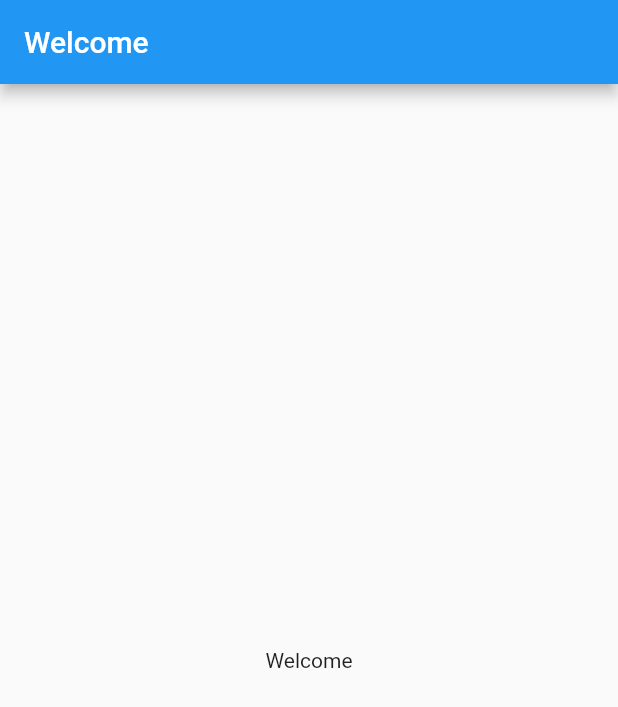
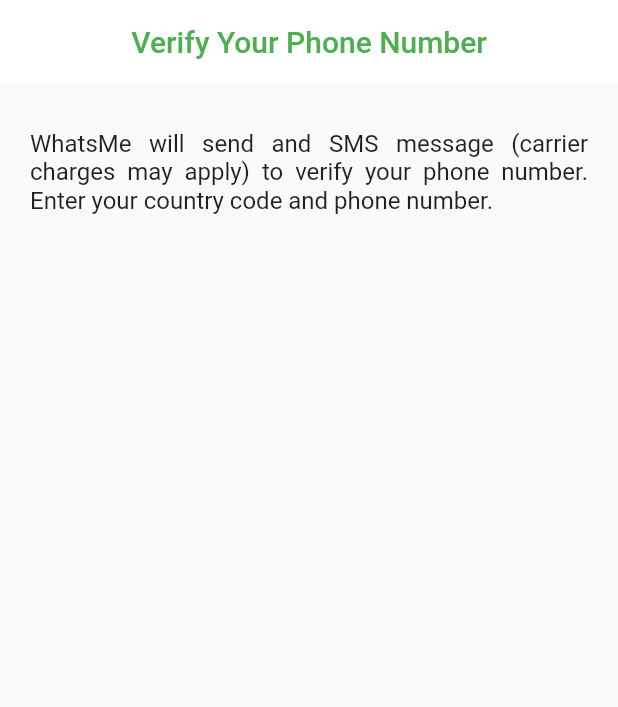
Before and after one commit to ardi27/WhatsMe, a Flutter app: the screen it shows after launch, on a phone screen of 412 x 824 dp. Shown: the top 707 px of the screen. Run offline on Flutter 3.47's test engine with Material 2 defaults, Android fonts, the phone set to English and light mode, and no system bars.

Commit message:
register screen (partial)

```diff
--- a/lib/main.dart
+++ b/lib/main.dart
@@ -1,4 +1,5 @@
 import 'package:flutter/material.dart';
+import 'package:whatsme/presentation/screens/splash_screen.dart';
 
 void main() {
   runApp(MyApp());
@@ -9,21 +10,13 @@ class MyApp extends StatelessWidget {
   @override
   Widget build(BuildContext context) {
     return MaterialApp(
+      debugShowCheckedModeBanner: false,
       title: "WhatsMe",
       theme: ThemeData(
         primarySwatch: Colors.blue,
         visualDensity: VisualDensity.adaptivePlatformDensity,
       ),
-      home: Scaffold(
-        appBar: AppBar(
-          title: Text("Welcome"),
-        ),
-        body: Center(
-          child: Container(
-            child: Text("Welcome"),
-          ),
-        ),
-      ),
+      home: SplashScreen()
     );
   }
 }
--- /dev/null
+++ b/lib/presentation/screens/registration_screen.dart
@@ -0,0 +1,26 @@
+import 'package:flutter/cupertino.dart';
+import 'package:flutter/material.dart';
+import 'package:whatsme/presentation/widgets/theme/String.dart';
+import 'package:whatsme/presentation/widgets/theme/style.dart';
+
+class RegistrationScreen extends StatelessWidget {
+  @override
+  Widget build(BuildContext context) {
+    return Scaffold(
+      appBar: AppBar(
+        backgroundColor: Colors.white,
+        title: Text("Verify Your Phone Number",style: TextStyle(color: greenColor),),
+        centerTitle: true,
+        elevation: 0,
+      ),
+      body: Container(
+        margin: EdgeInsets.symmetric(horizontal: 20,vertical: 30),
+        child: Column(
+          children: [
+            Text(welcomeText,style: TextStyle(fontSize: 16),textAlign: TextAlign.justify,)
+          ],
+        ),
+      ),
+    );
+  }
+}
--- /dev/null
+++ b/lib/presentation/widgets/theme/String.dart
@@ -0,0 +1 @@
+const welcomeText="WhatsMe will send and SMS message (carrier charges may apply) to verify your phone number. Enter your country code and phone number.";
```
Also changed, not shown: lib/presentation/screens/home_screen.dart (added, +18 -0 lines), lib/presentation/screens/splash_screen.dart (+18 -2 lines), lib/presentation/widgets/theme/style.dart (added, +10 -0 lines), pubspec.yaml (+25 -2 lines), pubspec.lock.
